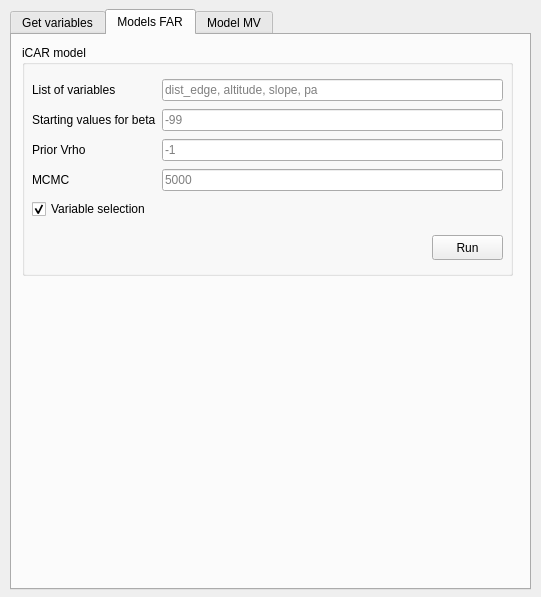
First picture: the form in forestatrisk_plugin_dialog_base.ui, repository ghislainv/deforisk-qgis-plugin, before the edit.
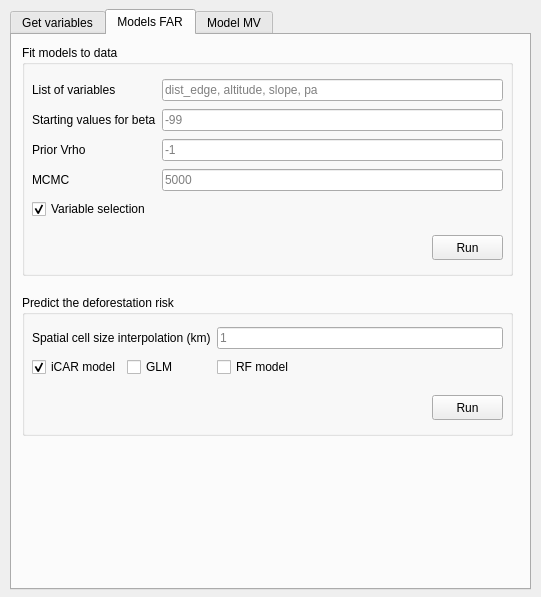
Second picture: the form after the edit. The open tabs and pages were chosen to show the change.

Patch:
```diff
--- a/forestatrisk_plugin_dialog_base.ui
+++ b/forestatrisk_plugin_dialog_base.ui
@@ -299,7 +299,7 @@
       </rect>
      </property>
      <property name="title">
-      <string>iCAR model</string>
+      <string>Fit models to data</string>
      </property>
      <widget class="QPushButton" name="run_icar">
       <property name="geometry">
@@ -408,6 +408,100 @@
       </layout>
      </widget>
     </widget>
+    <widget class="QGroupBox" name="groupBox_predict">
+     <property name="geometry">
+      <rect>
+       <x>10</x>
+       <y>260</y>
+       <width>491</width>
+       <height>141</height>
+      </rect>
+     </property>
+     <property name="title">
+      <string>Predict the deforestation risk</string>
+     </property>
+     <widget class="QPushButton" name="run_predict">
+      <property name="geometry">
+       <rect>
+        <x>410</x>
+        <y>100</y>
+        <width>71</width>
+        <height>25</height>
+       </rect>
+      </property>
+      <property name="text">
+       <string>Run</string>
+      </property>
+     </widget>
+     <widget class="QWidget" name="">
+      <property name="geometry">
+       <rect>
+        <x>10</x>
+        <y>30</y>
+        <width>471</width>
+        <height>56</height>
+       </rect>
+      </property>
+      <layout class="QGridLayout" name="gridLayout_4">
+       <item row="0" column="0" colspan="2">
+        <widget class="QLabel" name="label_csize_interp">
+         <property name="text">
+          <string>Spatial cell size interpolation (km)</string>
+         </property>
+        </widget>
+       </item>
+       <item row="0" column="2">
+        <widget class="QLineEdit" name="csize_interp">
+         <property name="text">
+          <string/>
+         </property>
+         <property name="placeholderText">
+          <string>1</string>
+         </property>
+        </widget>
+       </item>
+       <item row="1" column="0">
+        <widget class="QCheckBox" name="model_icar">
+         <property name="text">
+          <string>iCAR model</string>
+         </property>
+         <property name="checked">
+          <bool>true</bool>
+         </property>
+         <property name="tristate">
+          <bool>false</bool>
+         </property>
+        </widget>
+       </item>
+       <item row="1" column="1">
+        <widget class="QCheckBox" name="model_glm">
+         <property name="text">
+          <string>GLM</string>
+         </property>
+         <property name="checked">
+          <bool>false</bool>
+         </property>
+         <property name="tristate">
+          <bool>false</bool>
+         </property>
+        </widget>
+       </item>
+       <item row="1" column="2">
+        <widget class="QCheckBox" name="model_rf">
+         <property name="text">
+          <string>RF model</string>
+         </property>
+         <property name="checked">
+          <bool>false</bool>
+         </property>
+         <property name="tristate">
+          <bool>false</bool>
+         </property>
+        </widget>
+       </item>
+      </layout>
+     </widget>
+    </widget>
    </widget>
    <widget class="QWidget" name="tab_model_mw">
     <attribute name="title">
```
Left out of the diff: 4 changed lines with no effect on the pictures.
